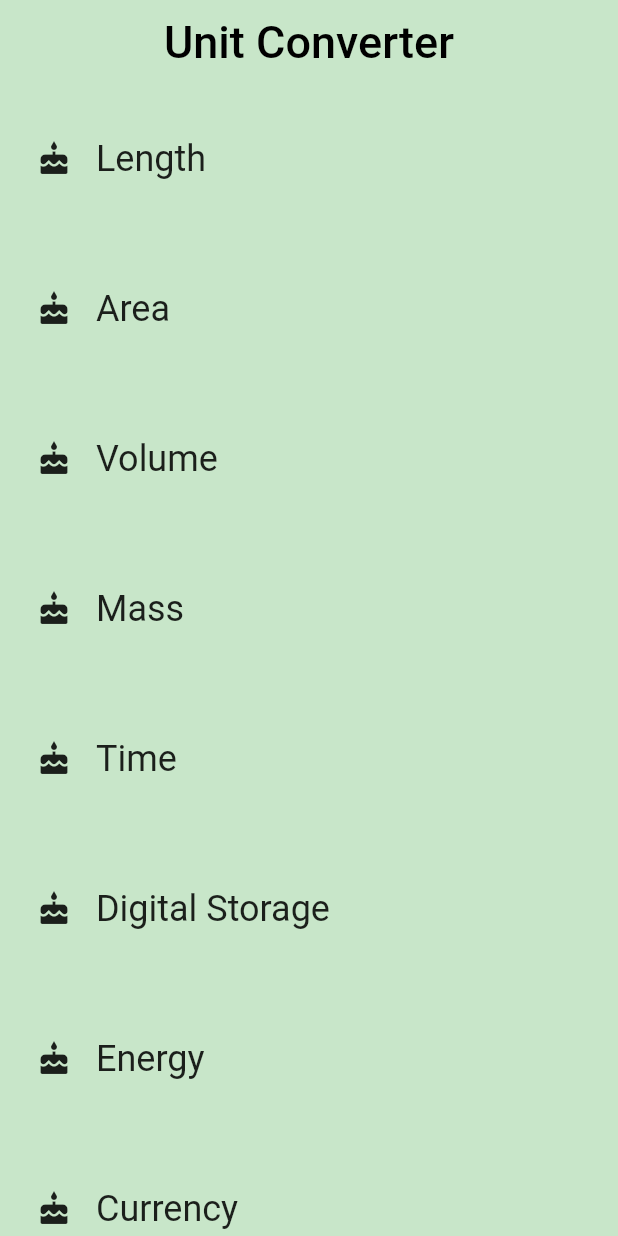
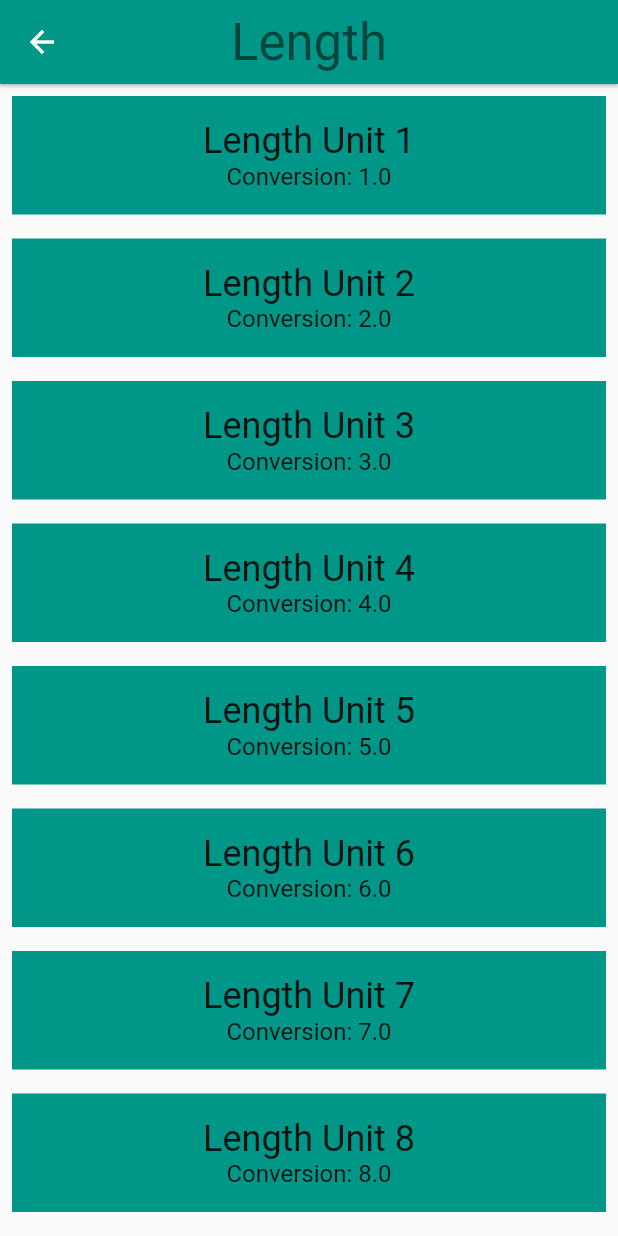
Before and after one commit to faraazahmad/unit_converter, a Flutter app: the screen it shows after launch, after a tap on "Length", on a phone screen of 412 x 824 dp. Run offline on Flutter 3.47's test engine with Material 2 defaults, Android fonts, the phone set to English and light mode, and no system bars.

Commit message:
Added categoryroute

```diff
--- a/lib/category.dart
+++ b/lib/category.dart
@@ -1,4 +1,7 @@
 import 'package:flutter/material.dart';
+import 'unit.dart';
+import 'converter_route.dart';
+import 'package:meta/meta.dart';
 
 const _rowHeight = 100.0;
 const _borderRadius = Radius.circular(_rowHeight / 16);
@@ -7,11 +10,41 @@ class Category extends StatelessWidget {
   final IconData iconLocation;
   final String name;
   final Color color;
+  final List<Unit> units;
 
-  const Category(categoryName, categoryIcon, categoryColor) :
-      iconLocation = categoryIcon,
-      name = categoryName,
-      color = categoryColor;
+  const Category({
+    @required this.name,
+    @required this.iconLocation,
+    @required this.color,
+    @required this.units,
+  }) :
+      assert(name != null),
+      assert(iconLocation != null),
+      assert(color != null),
+      assert(units != null);
+
+  void _navigateToConverter(BuildContext context) {
+    Navigator.of(context).push(MaterialPageRoute<Null>(
+      builder: (BuildContext context) {
+        return Scaffold(
+          appBar: AppBar(
+            elevation: 1.0,
+            title: Text(
+              name,
+              style: Theme.of(context).textTheme.display1,
+            ),
+            centerTitle: true,
+            backgroundColor: color,
+          ),
+          body: ConverterRoute(
+            color: color,
+            name: name,
+            units: units,
+          ),
+        );
+      }
+    ));
+  }
 
   @override
   Widget build(BuildContext context) {
@@ -36,10 +69,7 @@ class Category extends StatelessWidget {
                 ),
               ],
             ),
-
-            onTap: () {
-              print("I was tapped");
-            },
+            onTap: () => _navigateToConverter(context),
           ),
         ),
       ),
--- a/lib/category_route.dart
+++ b/lib/category_route.dart
@@ -1,5 +1,8 @@
 import 'package:flutter/material.dart';
 import 'category.dart';
+import 'unit.dart';
+
+final _backgroundColor = Colors.green[100];
 
 class CategoryRoute extends StatelessWidget {
   static const _categoryNames = <String>[
@@ -24,15 +27,46 @@ class CategoryRoute extends StatelessWidget {
     Colors.red,
   ];
 
+  /// Makes the correct number of rows for the list view.
+  ///
+  /// For portrait, we use a [ListView].
+  Widget _buildCategoryWidgets(List<Category> categories) {
+    return ListView.builder(
+      itemBuilder: (BuildContext context, int index) => categories[index],
+      itemCount: categories.length,
+    );
+  }
+
+  /// Returns a list of mock [Unit]s
+  List<Unit> _retrieveUnitList(String categoryName) {
+    return List.generate(10, (int i) {
+      i += 1;
+      return Unit(
+        name: '$categoryName Unit $i',
+        conversion: i.toDouble(),
+      );
+    });
+  }
+
   const CategoryRoute();
 
   @override
   Widget build(BuildContext context) {
+    final categories = <Category>[];
+    for (var i = 0; i < 8; i++) {
+      categories.add(Category(
+        name: _categoryNames[i],
+        color: _baseColors[i],
+        iconLocation: Icons.cake,
+        units: _retrieveUnitList(_categoryNames[i]),
+      ));
+    }
 
-      var categoryChildren = <Category>[];
-      for (var i = 0; i < 8; i++) {
-        categoryChildren.add(Category(_categoryNames[i], Icons.cake,_baseColors[i]));
-      }
+    final listView = Container(
+      color: _backgroundColor,
+      padding: EdgeInsets.symmetric(horizontal: 8.0),
+      child: _buildCategoryWidgets(categories),
+    );
 
     final appBar = AppBar(
       centerTitle: true,
@@ -44,17 +78,10 @@ class CategoryRoute extends StatelessWidget {
           fontSize: 30.0,
         ),
       ),
-        backgroundColor: Colors.green[100],
-      );
-
-      final listView = Container(
-        child: ListView(
-          children: categoryChildren,
-        ),
+      backgroundColor: _backgroundColor,
     );
 
     return Scaffold(
-        backgroundColor: Colors.green[100],
       appBar: appBar,
       body: listView,
     );
--- /dev/null
+++ b/lib/converter_route.dart
@@ -0,0 +1,54 @@
+import 'package:flutter/material.dart';
+import 'package:meta/meta.dart';
+
+import 'unit.dart';
+
+/// Converter screen where users can input amounts to convert.
+///
+/// Currently, it just displays a list of mock units.
+///
+/// While it is named ConverterRoute, a more apt name would be ConverterScreen,
+/// because it is responsible for the UI at the route's destination.
+class ConverterRoute extends StatelessWidget {
+  /// Units for this [Category].
+  final List<Unit> units;
+  final String name;
+  final Color color;
+
+  /// This [ConverterRoute] requires the name, color, and units to not be null.
+  const ConverterRoute({
+    @required this.units,
+    @required this.name,
+    @required this.color
+  }) : assert(units != null),
+       assert(name != null),
+       assert(color != null);
+
+  @override
+  Widget build(BuildContext context) {
+    // Here is just a placeholder for a list of mock units
+    final unitWidgets = units.map((Unit unit) {
+      return Container(
+        color: color,
+        margin: EdgeInsets.all(8.0),
+        padding: EdgeInsets.all(16.0),
+        child: Column(
+          children: <Widget>[
+            Text(
+              unit.name,
+              style: Theme.of(context).textTheme.headline,
+            ),
+            Text(
+              'Conversion: ${unit.conversion}',
+              style: Theme.of(context).textTheme.subhead,
+            ),
+          ],
+        ),
+      );
+    }).toList();
+
+    return ListView(
+      children: unitWidgets,
+    );
+  }
+}
--- /dev/null
+++ b/lib/unit.dart
@@ -0,0 +1,18 @@
+import 'package:meta/meta.dart';
+
+class Unit {
+  final String name;
+  final double conversion;
+
+  const Unit({
+    @required this.name,
+    @required this.conversion,
+  })  : assert(name != null),
+        assert(conversion != null);
+
+  Unit.fromJson(Map jsonMap)
+      : name = jsonMap['name'],
+        conversion = jsonMap['conversion'].toDouble(),
+        assert(name != null),
+        assert(conversion != null);
+}
```
Lines whose indentation alone changed are shown as unchanged.
